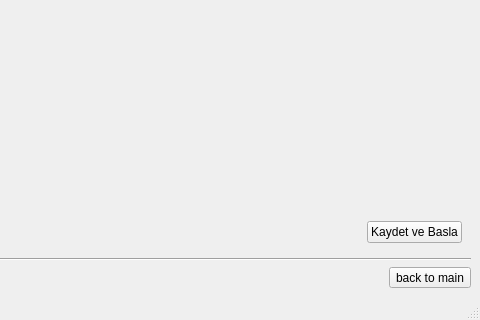
enderbas/RockPaperScissors, file oyun.ui: the form before one commit; both pictures show x 296 to 776 and y 277 to 597 of the 776 by 597 pixel window.
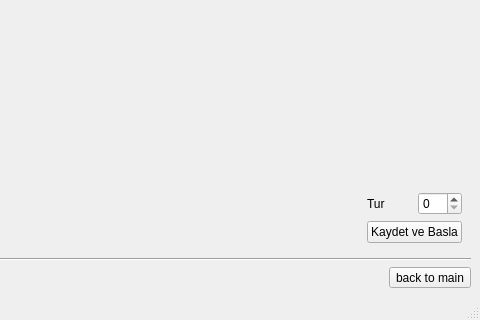
The form after the commit. The open tabs and pages were chosen to show the change.

Commit message:
Privilage mode for PCPC add
- spin value read from user register page while mode is PCPC

What changed in the file:
```diff
--- a/oyun.ui
+++ b/oyun.ui
@@ -141,6 +141,20 @@
             </property>
            </spacer>
           </item>
+          <item>
+           <layout class="QHBoxLayout" name="horizontalLayout_5">
+            <item>
+             <widget class="QLabel" name="labelTur_2">
+              <property name="text">
+               <string>Tur</string>
+              </property>
+             </widget>
+            </item>
+            <item>
+             <widget class="QSpinBox" name="spinTur_2"/>
+            </item>
+           </layout>
+          </item>
           <item>
            <widget class="QPushButton" name="pushOyuncuKayit">
             <property name="text">
```
The commit also changes 1 other file.
